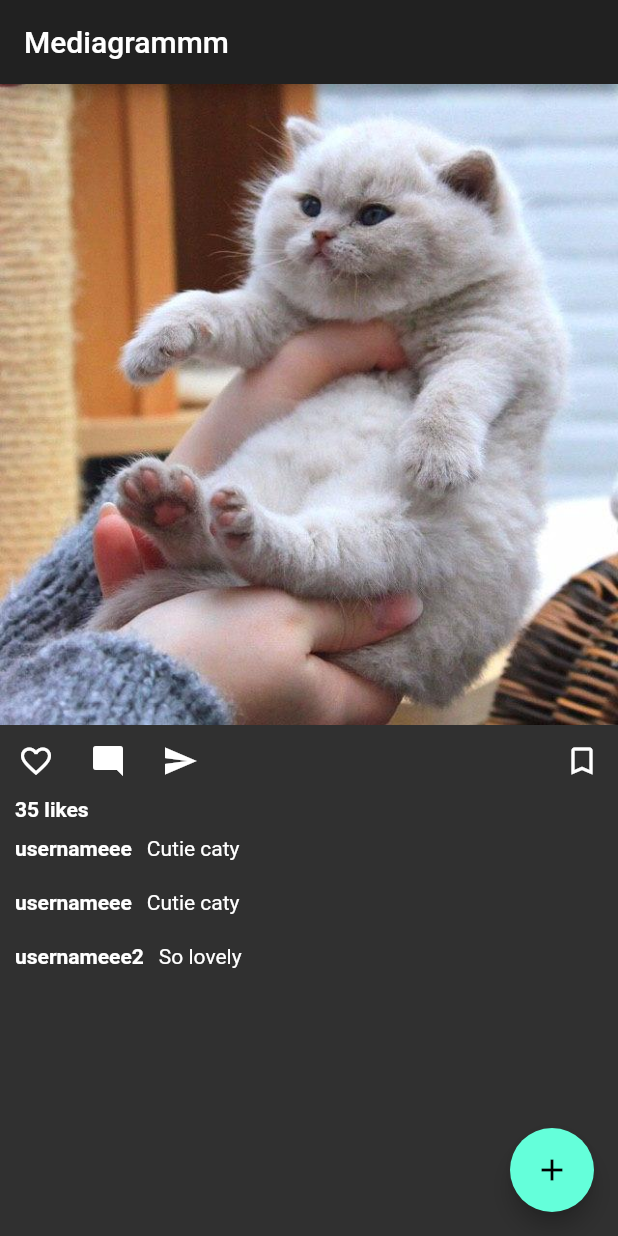
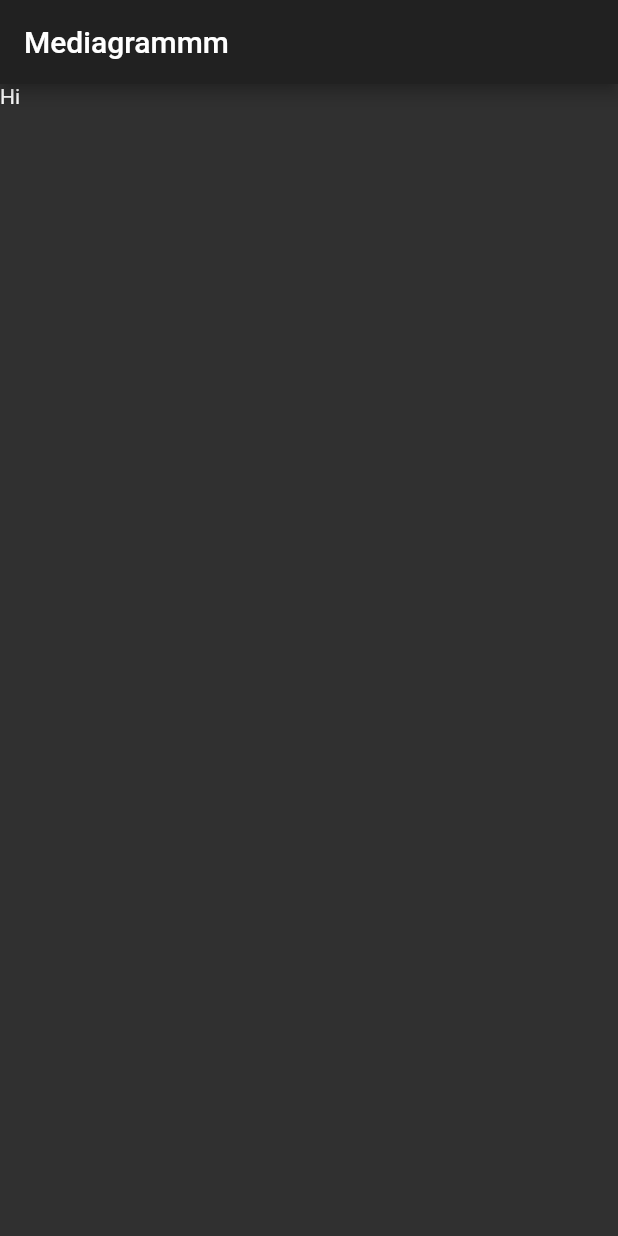
Before and after one commit to Digicat13/Mediashare, a Flutter app: the screen it shows after launch, on a phone screen of 412 x 824 dp. Run offline on Flutter 3.47's test engine with Material 2 defaults, Android fonts, the phone set to English and light mode, and no system bars.

Commit message:
main screen update

```diff
--- a/lib/main.dart
+++ b/lib/main.dart
@@ -1,5 +1,6 @@
 import 'package:flutter/material.dart';
 import 'package:mediaapp/screens/mainScreen/main_screen.dart';
+import 'package:mediaapp/widgets/post.dart';
 
 void main() {
   runApp(MyApp());
@@ -12,7 +13,7 @@ class MyApp extends StatelessWidget {
     return MaterialApp(
       title: 'Flutter Demo',
       theme: ThemeData.dark(),
-      home: MainScreen(title: 'Mediagrammm'),
+      home: MainScreen(title: 'Mediagrammm', posts: [new Post(), new Post()]),
     );
   }
 }
--- a/lib/screens/mainScreen/main_screen.dart
+++ b/lib/screens/mainScreen/main_screen.dart
@@ -1,64 +1,48 @@
 import 'package:flutter/material.dart';
-import 'package:mediaapp/widgets/button_section.dart';
-import 'package:mediaapp/widgets/image_section.dart';
-import 'package:mediaapp/widgets/comments_section.dart';
-import 'package:mediaapp/widgets/comment.dart';
+import 'package:mediaapp/widgets/post.dart';
 
 class MainScreen extends StatefulWidget {
-  MainScreen({Key key, this.title}) : super(key: key);
+  MainScreen({Key key, this.title, this.posts}) : super(key: key);
 
   final String title;
+  final List<Post> posts;
 
   @override
-  _MainScreenState createState() => _MainScreenState();
+  _MainScreenState createState() => _MainScreenState(posts: posts);
 }
 
 class _MainScreenState extends State<MainScreen> {
-  int _counter = 0;
-
-  void _incrementCounter() {
-    setState(() {
-      _counter++;
-    });
-  }
+  _MainScreenState({this.posts});
+  final List<Post> posts;
 
   @override
   Widget build(BuildContext context) {
     return Scaffold(
-      appBar: AppBar(
-        title: Text(widget.title),
-      ),
-      body: Column(
-        children: [
-          imageSection,
-          ButtonSection(likesCount: 35),
-          Comment(
-            userName: 'usernameee',
-            text: 'Cutie caty ',
-          ),
-//          CommentsSection(),
-          SizedBox(
-            height: 200.0,
-            child: CommentsSection(
-              comments: [
-                new Comment(
-                  userName: 'usernameee',
-                  text: 'Cutie caty ',
-                ),
-                new Comment(
-                  userName: 'usernameee2',
-                  text: 'So lovely',
-                ),
-              ],
-            ),
-          ),
-        ],
-      ),
-      floatingActionButton: FloatingActionButton(
-        onPressed: _incrementCounter,
-        tooltip: 'Increment',
-        child: Icon(Icons.add),
-      ), // This trailing comma makes auto-formatting nicer for build methods.
-    );
+        appBar: AppBar(
+          title: Text(widget.title),
+        ),
+        body: Text('Hi') ,
+//        body: _showPosts(posts)
+//      body: ListView(
+//        children: [
+//          SizedBox(
+//            height: 600,
+//            child: Post(),
+//          ),
+//        ],
+//      ),
+        );
+  }
+
+  Widget _showPosts(posts) {
+    if (posts != null) {
+      return new ListView.builder(
+          itemCount: posts.length,
+          itemBuilder: (BuildContext _context, int i) {
+            return posts[i];
+          });
+    } else {
+      return new Container();
+    }
   }
 }
--- a/lib/widgets/comment.dart
+++ b/lib/widgets/comment.dart
@@ -7,8 +7,9 @@ class Comment extends StatelessWidget {
 
   @override
   Widget build(BuildContext context) {
+    if (text != null) {
       return Container(
-      padding: const EdgeInsets.all(10),
+        padding: const EdgeInsets.symmetric(horizontal: 10, vertical: 3),
         child: Row(
           children: [
             Container(
@@ -26,5 +27,8 @@ class Comment extends StatelessWidget {
           ],
         ),
       );
+    } else {
+      return new Container();
     }
   }
+}
--- a/lib/widgets/comments_section.dart
+++ b/lib/widgets/comments_section.dart
@@ -17,7 +17,6 @@ class CommentsSectionState extends State<CommentsSection> {
 
   @override // Add from this line ...
   Widget build(BuildContext context) {
-    print(comments);
     return Scaffold(
       body: _showComments(comments: comments),
     );
@@ -27,6 +26,8 @@ class CommentsSectionState extends State<CommentsSection> {
 Widget _showComments({List<Widget> comments}) {
   if (comments != null) {
     return new ListView.builder(
+      scrollDirection: Axis.vertical,
+
       itemCount: comments.length,
       itemBuilder: (BuildContext _context, int i) {
         return comments[i];
```
Also changed, not shown: lib/widgets/post.dart (added, +57 -0 lines), lib/widgets/title_section.dart (added, +33 -0 lines). Lines whose indentation alone changed are shown as unchanged.
